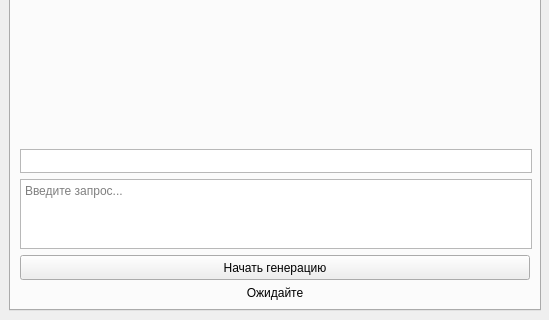
Old version of the form MainWindow.ui in the repository ConstructorI/Jokes_generator; both pictures show x 0 to 549 and y 410 to 730 of the 549 by 730 pixel window.
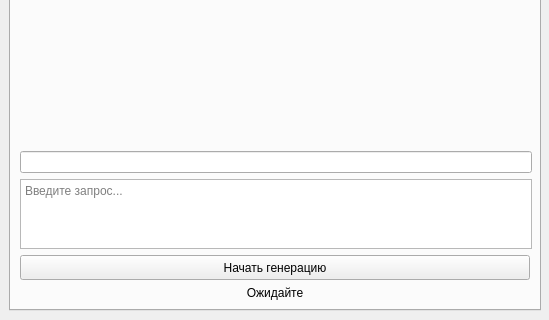
New version of the form.

```diff
--- a/MainWindow.ui
+++ b/MainWindow.ui
@@ -81,31 +81,13 @@
          </widget>
         </item>
         <item>
-         <widget class="QTextEdit" name="textEdit">
-          <property name="sizePolicy">
-           <sizepolicy hsizetype="Expanding" vsizetype="Minimum">
-            <horstretch>0</horstretch>
-            <verstretch>0</verstretch>
-           </sizepolicy>
-          </property>
+         <widget class="QLineEdit" name="lineEdit_2">
           <property name="minimumSize">
            <size>
             <width>512</width>
             <height>0</height>
            </size>
           </property>
-          <property name="maximumSize">
-           <size>
-            <width>16777215</width>
-            <height>24</height>
-           </size>
-          </property>
-          <property name="verticalScrollBarPolicy">
-           <enum>Qt::ScrollBarPolicy::ScrollBarAlwaysOff</enum>
-          </property>
-          <property name="horizontalScrollBarPolicy">
-           <enum>Qt::ScrollBarPolicy::ScrollBarAlwaysOff</enum>
-          </property>
           <property name="readOnly">
            <bool>true</bool>
           </property>
```
Left out of the diff: 8 changed lines with no effect on the pictures.
